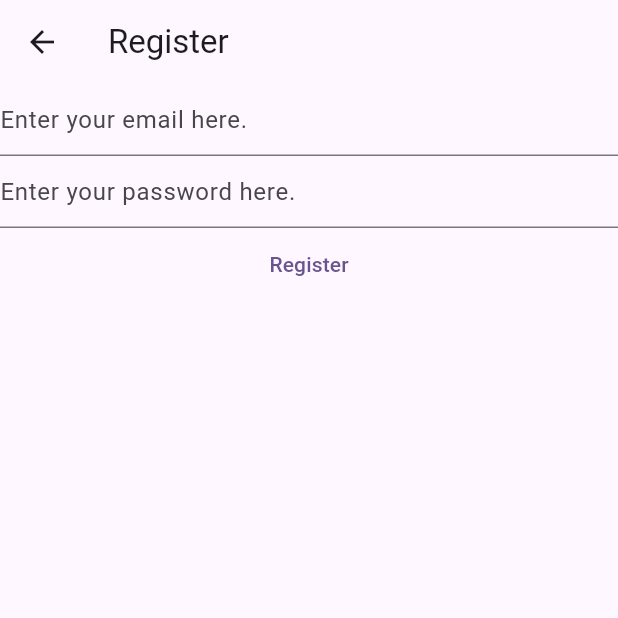
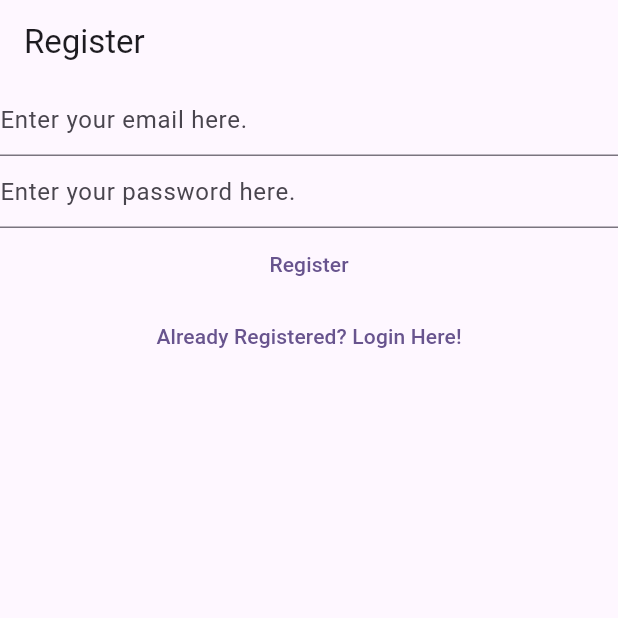
Before and after one commit to nasserad/apple-notes, a Flutter app: the RegisterView screen opened directly, on a phone screen of 412 x 824 dp, the top half of it. Run offline on Flutter 3.47's test engine with Material 3 defaults, Android fonts, the phone set to English and light mode, and no system bars; our stand-ins replace firebase_auth, firebase_core; accounts and stored records are empty.

Commit message:
Worked on routing. Completed verify email view.

```diff
--- a/firepit-log.txt
+++ b/firepit-log.txt
@@ -12,7 +12,7 @@
 Found npm/bin/npm-cli install.
 Runtime binaries created.
 /usr/local/bin/firebase
-/usr/local/bin/firebase,/snapshot/firepit/firepit.js,apps:sdkconfig,ios,1:145757475794:ios:a875cece278b1c963eee0b,--json
+/usr/local/bin/firebase,/snapshot/firepit/firepit.js,--version
 Checking for npm/bin/npm-cli install at /Users/renzo/.cache/firebase/tools/lib/node_modules/npm/bin/npm-cli
 Checking for npm/bin/npm-cli install at /Users/renzo/.cache/firebase/tools/node_modules/npm/bin/npm-cli
 Checking for npm/bin/npm-cli install at /snapshot/firepit/node_modules/npm/bin/npm-cli
@@ -21,4 +21,4 @@
 Checking for npm/bin/npm-cli install at /Users/renzo/.cache/firebase/tools/node_modules/npm/bin/npm-cli
 Checking for npm/bin/npm-cli install at /snapshot/firepit/node_modules/npm/bin/npm-cli
 Found npm/bin/npm-cli install.
-ShellJSInternalError: ENOENT: no such file or directory, stat '/Users/renzo/.cache/firebase/runtime/npm.bat'
+ShellJSInternalError: ENOENT: no such file or directory, chmod '/Users/renzo/.cache/firebase/runtime/shell.bat'
--- a/lib/views/register_view.dart
+++ b/lib/views/register_view.dart
@@ -34,30 +34,23 @@
       appBar: AppBar(
         title: const Text('Register'),
       ),
-      body: FutureBuilder(
-        future: Firebase.initializeApp(
-          options: DefaultFirebaseOptions.currentPlatform,
-        ),
-        builder: (context, snapshot) {
-          switch (snapshot.connectionState) {
-            case ConnectionState.done:
-              return Column(
+      body: Column(
         children: [
           TextField(
             controller: _email,
             enableSuggestions: false,
             autocorrect: false,
             keyboardType: TextInputType.emailAddress,
-                    decoration: const InputDecoration(
-                        hintText: 'Enter your email here.'),
+            decoration:
+                const InputDecoration(hintText: 'Enter your email here.'),
           ),
           TextField(
             controller: _password,
             obscureText: true,
             enableSuggestions: false,
             autocorrect: false,
-                    decoration: const InputDecoration(
-                        hintText: 'Enter your password here.'),
+            decoration:
+                const InputDecoration(hintText: 'Enter your password here.'),
           ),
           TextButton(
             onPressed: () async {
@@ -65,8 +58,8 @@
               final password = _password.text;
 
               try {
-                        final userCredential = await FirebaseAuth.instance
-                            .createUserWithEmailAndPassword(
+                final userCredential =
+                    await FirebaseAuth.instance.createUserWithEmailAndPassword(
                   email: email,
                   password: password,
                 );
@@ -83,12 +76,16 @@
             },
             child: const Text('Register'),
           ),
+          TextButton(
+            onPressed: () {
+              Navigator.of(context).pushNamedAndRemoveUntil(
+                '/login/',
+                (route) => false,
+              );
+            },
+            child: const Text('Already Registered? Login Here!'),
+          )
         ],
-              );
-            default:
-              return const Text('Loading...');
-          }
-        },
       ),
     );
   }
```
Also changed, not shown: lib/main.dart (+17 -11 lines), lib/views/login_view.dart (+16 -22 lines), lib/views/verify_email_view.dart (added, +27 -0 lines), lib/firebase_options.dart, 54 other files. Lines whose indentation alone changed are shown as unchanged.
